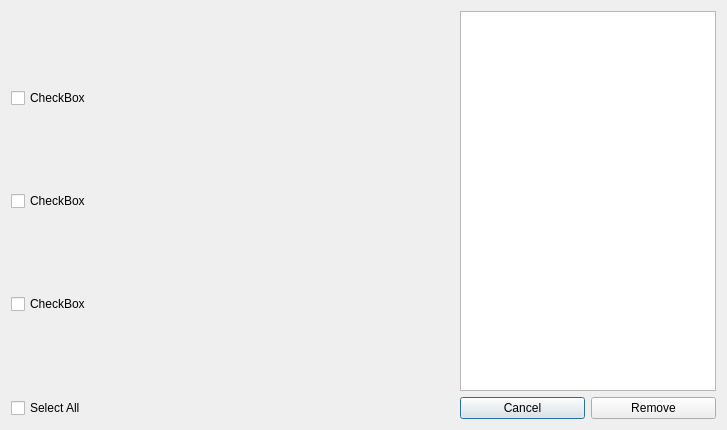
First picture: the form in uniqImg/ui/rmdialog.ui, repository chenyvehtung/multimedia, before the edit.
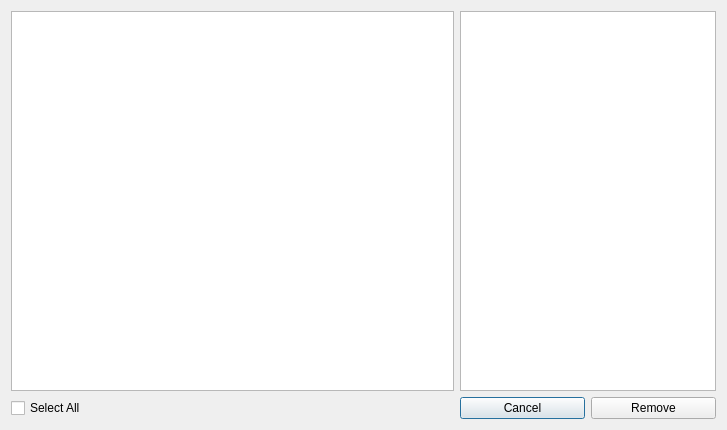
Second picture: the form after the edit.

Patch:
```diff
--- a/uniqImg/ui/rmdialog.ui
+++ b/uniqImg/ui/rmdialog.ui
@@ -14,32 +14,7 @@
    <string>Similar Image</string>
   </property>
   <layout class="QGridLayout" name="gridLayout">
-   <item row="0" column="0" colspan="4">
-    <layout class="QVBoxLayout" name="verticalLayout">
-     <item>
-      <widget class="QCheckBox" name="checkBox_2">
-       <property name="text">
-        <string>CheckBox</string>
-       </property>
-      </widget>
-     </item>
-     <item>
-      <widget class="QCheckBox" name="checkBox_3">
-       <property name="text">
-        <string>CheckBox</string>
-       </property>
-      </widget>
-     </item>
-     <item>
-      <widget class="QCheckBox" name="checkBox">
-       <property name="text">
-        <string>CheckBox</string>
-       </property>
-      </widget>
-     </item>
-    </layout>
-   </item>
-   <item row="0" column="4" colspan="2">
+   <item row="0" column="1" colspan="2">
     <widget class="QGraphicsView" name="graphicsView"/>
    </item>
    <item row="1" column="0">
@@ -49,20 +24,23 @@
      </property>
     </widget>
    </item>
-   <item row="1" column="4">
+   <item row="1" column="1">
     <widget class="QPushButton" name="buttonCancel">
      <property name="text">
       <string>Cancel</string>
      </property>
     </widget>
    </item>
-   <item row="1" column="5">
+   <item row="1" column="2">
     <widget class="QPushButton" name="buttonRemove">
      <property name="text">
       <string>Remove</string>
      </property>
     </widget>
    </item>
+   <item row="0" column="0">
+    <widget class="QListView" name="listView"/>
+   </item>
   </layout>
  </widget>
  <resources/>
```
